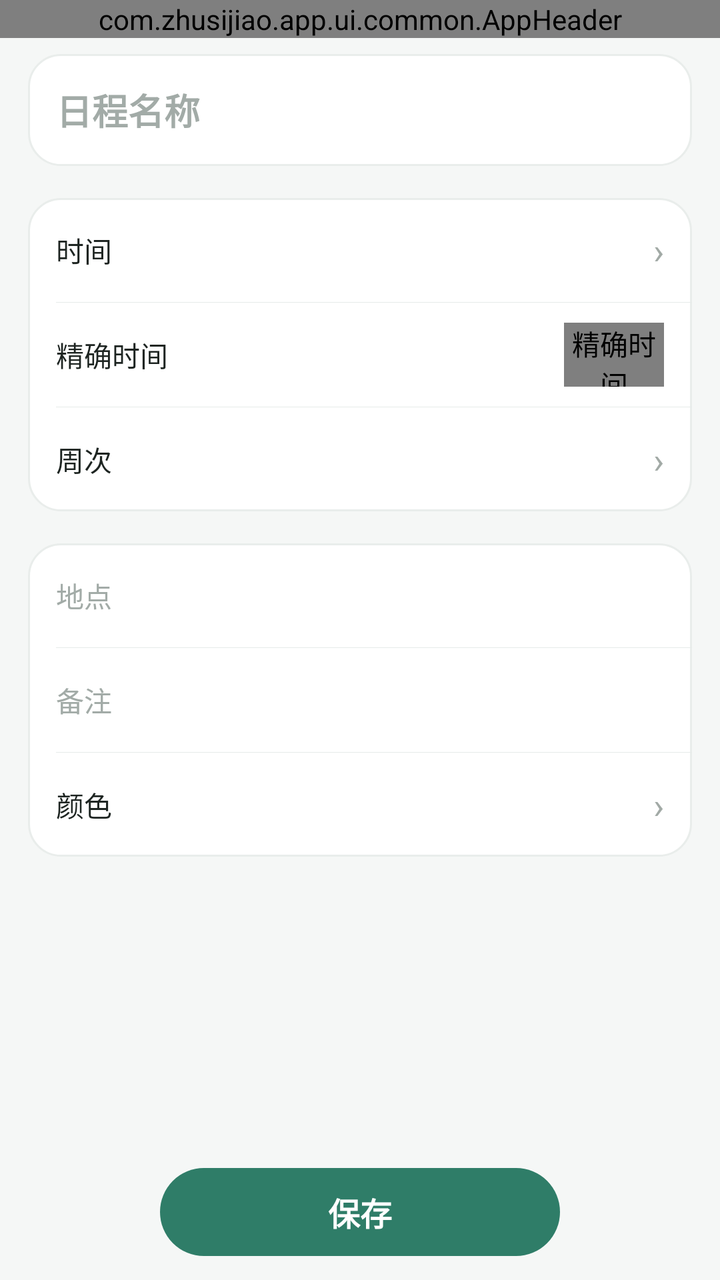
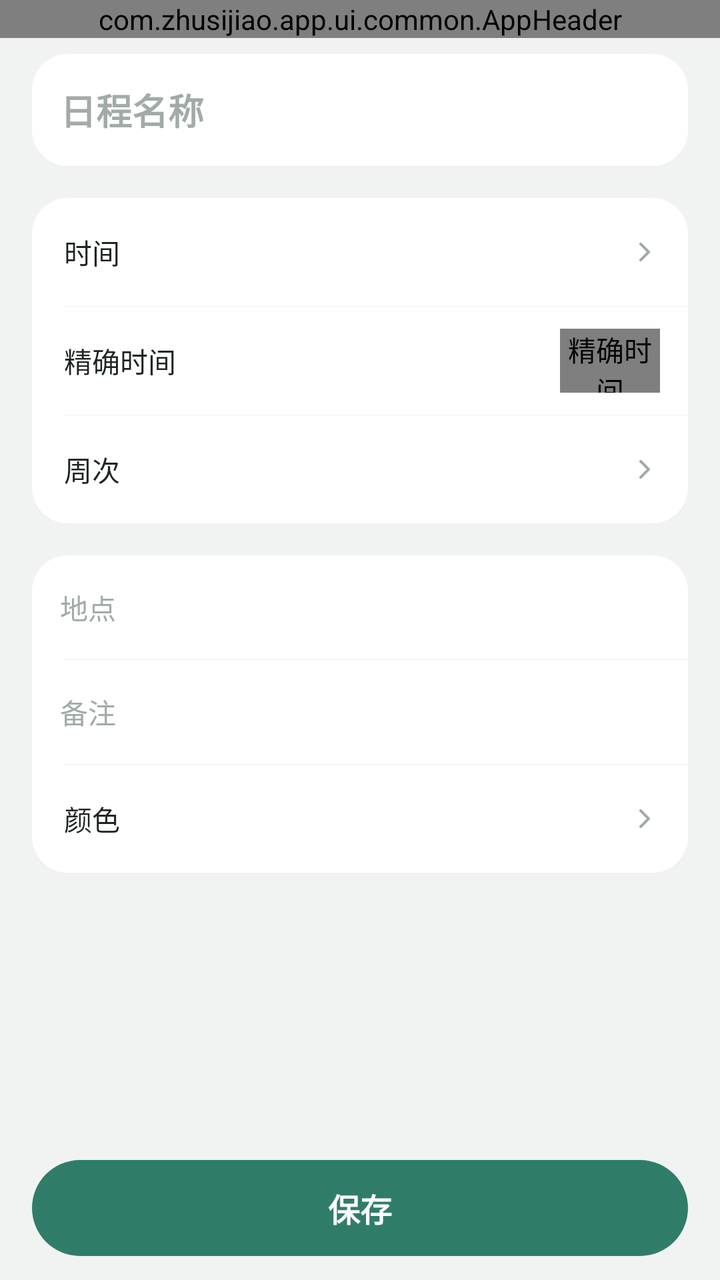

The first picture is an Android layout as it rendered before a commit; the second is the same layout after the commit. The layout source and the unified diff follow.
<!-- AndroidManifest.xml: application theme Theme.Zhusijiao -->
<!-- res/layout/activity_event_editor.xml -->
<?xml version="1.0" encoding="utf-8"?>
<LinearLayout xmlns:android="http://schemas.android.com/apk/res/android"
    xmlns:tools="http://schemas.android.com/tools"
    android:layout_width="match_parent"
    android:layout_height="match_parent"
    android:background="@color/background"
    android:orientation="vertical">

    <com.zhusijiao.app.ui.common.AppHeader
        android:id="@+id/header"
        android:layout_width="match_parent"
        android:layout_height="wrap_content" />

    <androidx.core.widget.NestedScrollView
        android:id="@+id/eventScroll"
        android:layout_width="match_parent"
        android:layout_height="0dp"
        android:layout_weight="1"
        android:overScrollMode="never">

        <LinearLayout
            android:layout_width="match_parent"
            android:layout_height="wrap_content"
            android:orientation="vertical"
            android:paddingStart="@dimen/page_padding"
            android:paddingTop="8dp"
            android:paddingEnd="@dimen/page_padding"
            android:paddingBottom="24dp">

            <LinearLayout style="@style/FormGroup">

                <EditText
                    android:id="@+id/eventName"
                    style="@style/FormTitleInput"
                    android:inputType="text"
                    android:importantForAutofill="no"
                    android:hint="@string/event_name_hint"
                    android:imeOptions="actionDone"
                    android:maxLength="40" />
            </LinearLayout>

            <LinearLayout
                style="@style/FormGroup"
                android:layout_marginTop="16dp">

                <LinearLayout
                    android:id="@+id/eventTimeRow"
                    style="@style/FormRow"
                    android:clickable="true"
                    android:focusable="true">

                    <TextView
                        style="@style/FormRowLabel"
                        android:text="@string/form_time" />

                    <TextView
                        android:id="@+id/eventTimeValue"
                        style="@style/FormRowValue" />

                    <TextView style="@style/FormRowChevron" />
                </LinearLayout>

                <View style="@style/FormDivider" />

                
                <LinearLayout
                    android:id="@+id/eventExactRow"
                    style="@style/FormRow"
                    android:clickable="true"
                    android:focusable="false"
                    android:importantForAccessibility="no"
                    tools:ignore="KeyboardInaccessibleWidget">

                    <TextView
                        style="@style/FormRowLabel"
                        android:layout_width="0dp"
                        android:layout_weight="1"
                        android:text="@string/event_exact_label" />

                    <com.zhusijiao.app.ui.common.ToggleView
                        android:id="@+id/eventExactToggle"
                        android:layout_width="50dp"
                        android:layout_height="32dp"
                        android:contentDescription="@string/event_exact_label" />
                </LinearLayout>

                <LinearLayout
                    android:id="@+id/eventClockArea"
                    android:layout_width="match_parent"
                    android:layout_height="wrap_content"
                    android:orientation="vertical"
                    android:visibility="gone">

                    <View style="@style/FormDivider" />

                    <LinearLayout
                        android:id="@+id/eventClockRow"
                        style="@style/FormRow"
                        android:clickable="true"
                        android:focusable="true">

                        <TextView
                            android:id="@+id/eventClockValue"
                            style="@style/FormRowLabel"
                            android:layout_width="0dp"
                            android:layout_weight="1" />

                        <TextView style="@style/FormRowChevron" />
                    </LinearLayout>
                </LinearLayout>

                <View style="@style/FormDivider" />

                <LinearLayout
                    android:id="@+id/eventWeeksRow"
                    style="@style/FormRow"
                    android:clickable="true"
                    android:focusable="true">

                    <TextView
                        style="@style/FormRowLabel"
                        android:text="@string/form_weeks" />

                    <TextView
                        android:id="@+id/eventWeeksValue"
                        style="@style/FormRowValue" />

                    <TextView style="@style/FormRowChevron" />
                </LinearLayout>
            </LinearLayout>

            <LinearLayout
                style="@style/FormGroup"
                android:layout_marginTop="16dp">

                <EditText
                    android:id="@+id/eventPlace"
                    style="@style/FormRowInput"
                    android:importantForAutofill="no"
                    android:hint="@string/event_place_hint"
                    android:maxLength="40" />

                <View style="@style/FormDivider" />

                <EditText
                    android:id="@+id/eventNote"
                    style="@style/FormRowInput"
                    android:importantForAutofill="no"
                    android:hint="@string/event_note_hint"
                    android:inputType="textMultiLine"
                    android:maxLength="200"
                    android:maxLines="4"
                    android:paddingTop="14dp"
                    android:paddingBottom="14dp"
                    android:singleLine="false" />

                <View style="@style/FormDivider" />

                <LinearLayout
                    android:id="@+id/eventColorRow"
                    style="@style/FormRow"
                    android:clickable="true"
                    android:focusable="true">

                    <TextView
                        style="@style/FormRowLabel"
                        android:layout_width="0dp"
                        android:layout_weight="1"
                        android:text="@string/event_color_label" />

                    <View
                        android:id="@+id/eventColorSwatch"
                        android:layout_width="22dp"
                        android:layout_height="22dp" />

                    <TextView style="@style/FormRowChevron" />
                </LinearLayout>
            </LinearLayout>

            
            <TextView
                android:id="@+id/eventAvoid"
                android:layout_width="match_parent"
                android:layout_height="wrap_content"
                android:layout_marginTop="10dp"
                android:background="@drawable/bg_menu_row"
                android:paddingStart="14dp"
                android:paddingTop="6dp"
                android:paddingEnd="14dp"
                android:paddingBottom="6dp"
                android:textColor="@color/warn"
                android:textSize="@dimen/text_small"
                android:visibility="gone" />
        </LinearLayout>
    </androidx.core.widget.NestedScrollView>

    <LinearLayout
        android:layout_width="match_parent"
        android:layout_height="wrap_content"
        android:orientation="vertical"
        android:paddingStart="@dimen/page_padding"
        android:paddingTop="10dp"
        android:paddingEnd="@dimen/page_padding"
        android:paddingBottom="12dp">

        
        <TextView
            android:id="@+id/eventSave"
            style="@style/PrimaryButton"
            android:layout_width="wrap_content"
            android:layout_gravity="center_horizontal"
            android:minWidth="200dp"
            android:paddingStart="40dp"
            android:paddingEnd="40dp"
            android:text="@string/event_save" />
    </LinearLayout>
</LinearLayout>
<!-- resources referenced by this layout -->
<resources>
  <color name="background">#f5f7f6</color>
  <color name="warn">#b26205</color>
  <dimen name="page_padding">14dp</dimen>
  <dimen name="text_small">13sp</dimen>
  <string name="event_color_label">颜色</string>
  <string name="event_exact_label">精确时间</string>
  <string name="event_name_hint">日程名称</string>
  <string name="event_note_hint">备注</string>
  <string name="event_place_hint">地点</string>
  <string name="event_save">保存</string>
  <string name="form_time">时间</string>
  <string name="form_weeks">周次</string>
  <style name="FormDivider">
          <item name="android:layout_width">match_parent</item>
          <item name="android:layout_height">1px</item>
          <item name="android:layout_marginStart">14dp</item>
          <item name="android:background">@color/divider</item>
      </style>
  <style name="FormRow">
          <item name="android:layout_width">match_parent</item>
          <item name="android:layout_height">wrap_content</item>
          <item name="android:minHeight">52dp</item>
          <item name="android:background">@drawable/bg_menu_row</item>
          <item name="android:gravity">center_vertical</item>
          <item name="android:orientation">horizontal</item>
          <item name="android:paddingStart">14dp</item>
          <item name="android:paddingEnd">14dp</item>
          <item name="android:paddingTop">8dp</item>
          <item name="android:paddingBottom">8dp</item>
      </style>
  <style name="FormRowChevron">
          <item name="android:layout_width">wrap_content</item>
          <item name="android:layout_height">wrap_content</item>
          <item name="android:layout_marginStart">6dp</item>
          <item name="android:importantForAccessibility">no</item>
          <item name="android:text">›</item>
          <item name="android:textColor">@color/arrow_grey</item>
          <item name="android:textSize">@dimen/text_title</item>
      </style>
  <style name="FormTitleInput" parent="FormRowInput">
          <item name="android:minHeight">56dp</item>
          <item name="android:textSize">@dimen/text_title</item>
          <item name="android:textStyle">bold</item>
      </style>
  <color name="hover_bg">#f2f5f4</color>
  <color name="divider">#e6ebe9</color>
  <!-- drawable bg_card (drawable) -->
  <?xml version="1.0" encoding="utf-8"?>
  
  <shape xmlns:android="http://schemas.android.com/apk/res/android" android:shape="rectangle">
      <solid android:color="@color/surface" />
      <stroke android:width="1dp" android:color="@color/line" />
      <corners android:radius="@dimen/card_radius_lg" />
  </shape>
  <color name="arrow_grey">#a2aaa6</color>
  <dimen name="text_title">18sp</dimen>
  <color name="text_primary">#1d2421</color>
  <color name="text_disabled">#a2aba7</color>
  <dimen name="text_body">14sp</dimen>
  <color name="text_secondary">#5f6965</color>
  <dimen name="button_min_height">44dp</dimen>
  <dimen name="text_button">@dimen/text_subtitle</dimen>
  <color name="accent">#2f7d68</color>
  <color name="surface">#ffffff</color>
  <color name="line">#e9edeb</color>
  <dimen name="card_radius_lg">@dimen/radius_lg</dimen>
  <color name="accent_strong">#287760</color>
  <dimen name="button_radius">@dimen/radius_pill</dimen>
  <dimen name="text_subtitle">16sp</dimen>
  <style name="DialogButton" parent="Widget.AppCompat.Button.ButtonBar.AlertDialog">
          <item name="android:textColor">@color/accent</item>
          <item name="android:textStyle">bold</item>
      </style>
  <dimen name="radius_lg">16dp</dimen>
  <dimen name="radius_pill">100dp</dimen>
  <!-- unchanged entries left out for length: 9 -->
</resources>

<!-- the commit's change to res/layout/activity_event_editor.xml (unified diff, before → after) -->
@@ -203,15 +203,10 @@
         android:paddingEnd="@dimen/page_padding"
         android:paddingBottom="12dp">
 
-        
         <TextView
             android:id="@+id/eventSave"
             style="@style/PrimaryButton"
-            android:layout_width="wrap_content"
-            android:layout_gravity="center_horizontal"
-            android:minWidth="200dp"
-            android:paddingStart="40dp"
-            android:paddingEnd="40dp"
+            android:minHeight="48dp"
             android:text="@string/event_save" />
     </LinearLayout>
 </LinearLayout>
<!-- resource entries referenced after the edit -->
@@ -1,8 +1,8 @@
 <!-- resources referenced by this layout -->
 <resources>
-  <color name="background">#f5f7f6</color>
+  <color name="background">#f0f3f2</color>
   <color name="warn">#b26205</color>
-  <dimen name="page_padding">14dp</dimen>
+  <dimen name="page_padding">16dp</dimen>
   <dimen name="text_small">13sp</dimen>
   <string name="event_color_label">颜色</string>
   <string name="event_exact_label">精确时间</string>
@@ -15,29 +15,28 @@
   <style name="FormDivider">
           <item name="android:layout_width">match_parent</item>
           <item name="android:layout_height">1px</item>
-          <item name="android:layout_marginStart">14dp</item>
+          <item name="android:layout_marginStart">16dp</item>
           <item name="android:background">@color/divider</item>
       </style>
   <style name="FormRow">
           <item name="android:layout_width">match_parent</item>
           <item name="android:layout_height">wrap_content</item>
-          <item name="android:minHeight">52dp</item>
+          <item name="android:minHeight">54dp</item>
           <item name="android:background">@drawable/bg_menu_row</item>
           <item name="android:gravity">center_vertical</item>
           <item name="android:orientation">horizontal</item>
-          <item name="android:paddingStart">14dp</item>
+          <item name="android:paddingStart">16dp</item>
           <item name="android:paddingEnd">14dp</item>
-          <item name="android:paddingTop">8dp</item>
-          <item name="android:paddingBottom">8dp</item>
+          <item name="android:paddingTop">10dp</item>
+          <item name="android:paddingBottom">10dp</item>
       </style>
   <style name="FormRowChevron">
-          <item name="android:layout_width">wrap_content</item>
-          <item name="android:layout_height">wrap_content</item>
+          <item name="android:layout_width">16dp</item>
+          <item name="android:layout_height">16dp</item>
           <item name="android:layout_marginStart">6dp</item>
+          <item name="android:drawableEnd">@drawable/ic_chevron_right</item>
           <item name="android:importantForAccessibility">no</item>
-          <item name="android:text">›</item>
-          <item name="android:textColor">@color/arrow_grey</item>
-          <item name="android:textSize">@dimen/text_title</item>
+          <item name="android:text" />
       </style>
   <style name="FormTitleInput" parent="FormRowInput">
           <item name="android:minHeight">56dp</item>
@@ -45,15 +44,28 @@
           <item name="android:textStyle">bold</item>
       </style>
   <color name="hover_bg">#f2f5f4</color>
-  <color name="divider">#e6ebe9</color>
+  <color name="divider">#edf0ef</color>
   <!-- drawable bg_card (drawable) -->
   <?xml version="1.0" encoding="utf-8"?>
-  
   <shape xmlns:android="http://schemas.android.com/apk/res/android" android:shape="rectangle">
       <solid android:color="@color/surface" />
-      <stroke android:width="1dp" android:color="@color/line" />
       <corners android:radius="@dimen/card_radius_lg" />
   </shape>
+  <!-- drawable ic_chevron_right (drawable) -->
+  <?xml version="1.0" encoding="utf-8"?>
+  <vector xmlns:android="http://schemas.android.com/apk/res/android"
+      android:width="16dp"
+      android:height="16dp"
+      android:viewportWidth="24"
+      android:viewportHeight="24">
+      <path
+          android:fillColor="@android:color/transparent"
+          android:pathData="M9.5,6L15.5,12L9.5,18"
+          android:strokeColor="@color/arrow_grey"
+          android:strokeLineCap="round"
+          android:strokeLineJoin="round"
+          android:strokeWidth="2.1" />
+  </vector>
   <color name="arrow_grey">#a2aaa6</color>
   <dimen name="text_title">18sp</dimen>
   <color name="text_primary">#1d2421</color>
@@ -64,16 +76,15 @@
   <dimen name="text_button">@dimen/text_subtitle</dimen>
   <color name="accent">#2f7d68</color>
   <color name="surface">#ffffff</color>
-  <color name="line">#e9edeb</color>
   <dimen name="card_radius_lg">@dimen/radius_lg</dimen>
-  <color name="accent_strong">#287760</color>
+  <color name="accent_strong">#246b57</color>
   <dimen name="button_radius">@dimen/radius_pill</dimen>
   <dimen name="text_subtitle">16sp</dimen>
   <style name="DialogButton" parent="Widget.AppCompat.Button.ButtonBar.AlertDialog">
           <item name="android:textColor">@color/accent</item>
           <item name="android:textStyle">bold</item>
       </style>
-  <dimen name="radius_lg">16dp</dimen>
+  <dimen name="radius_lg">18dp</dimen>
   <dimen name="radius_pill">100dp</dimen>
   <!-- unchanged entries left out for length: 9 -->
 </resources>
